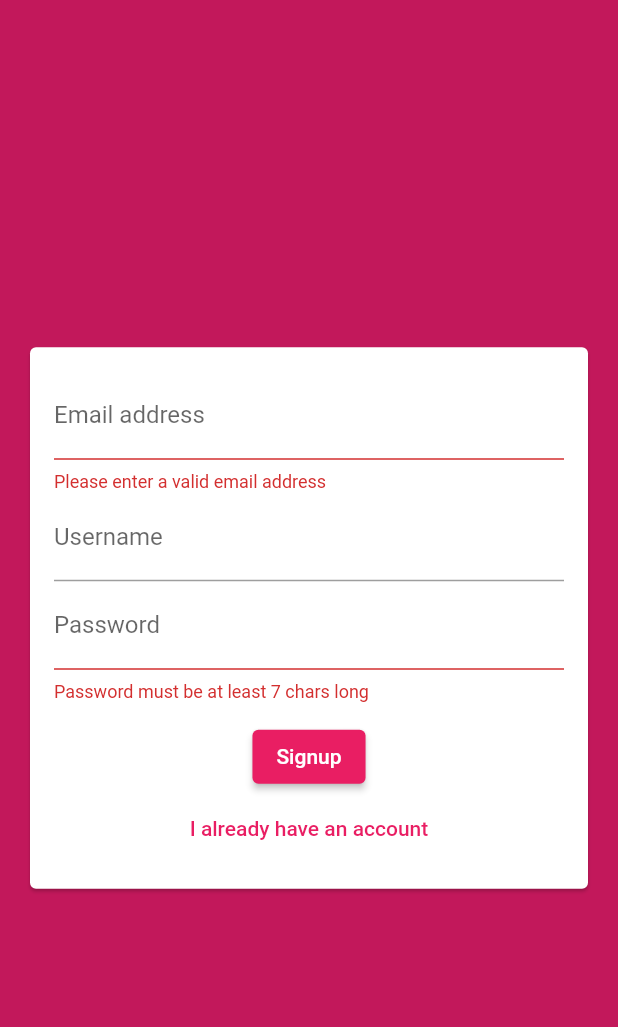
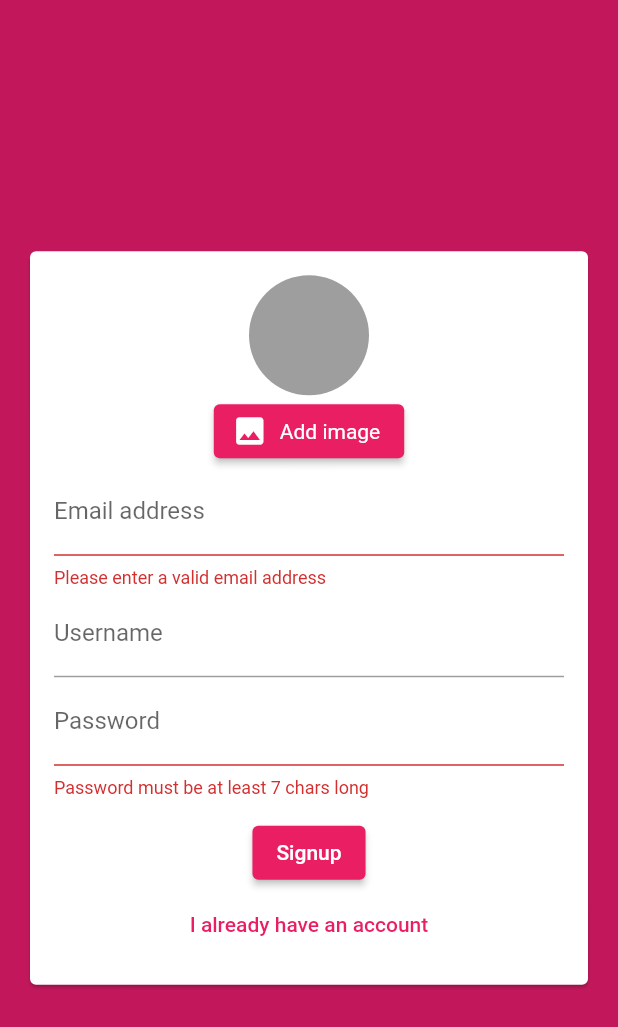
Before and after one commit to KotBarboz/chat_notify, a Flutter app: the screen it shows after launch, after a tap on "Login", after a tap on "Create new account", on a phone screen of 412 x 824 dp. Shown: the top 1027 px of the screen. Run offline on Flutter 3.47's test engine with Material 2 defaults, Android fonts, the phone set to English and light mode, and no system bars; our stand-ins replace cloud_firestore, firebase_auth, firebase_core, firebase_messaging, firebase_storage, image_picker; accounts and stored records are empty; generated files the repository leaves out were written again.

```diff
--- a/lib/main.dart
+++ b/lib/main.dart
@@ -2,6 +2,7 @@ import 'package:chat_with_notifications/screens/auth_screen.dart';
 import 'package:chat_with_notifications/screens/chat_screen.dart';
 import 'package:firebase_auth/firebase_auth.dart';
 import 'package:firebase_core/firebase_core.dart';
+import 'package:firebase_messaging/firebase_messaging.dart';
 import 'package:flutter/material.dart';
 
 import '../firebase_options.dart';
@@ -11,7 +12,47 @@ Future<void> main() async {
   await Firebase.initializeApp(
     options: DefaultFirebaseOptions.currentPlatform,
   );
+  FirebaseMessaging messaging = FirebaseMessaging.instance;
+
+  NotificationSettings settings = await messaging.requestPermission(
+    alert: true,
+    announcement: false,
+    badge: true,
+    carPlay: false,
+    criticalAlert: false,
+    provisional: false,
+    sound: true,
+  );
+
+  print('User granted permission: ${settings.authorizationStatus}');
+  final fcmToken = await FirebaseMessaging.instance.getToken();
+  print(fcmToken);
+
+  FirebaseMessaging.onMessage.listen((RemoteMessage message) {
+    print('Got a message whilst in the foreground!');
+    print('Message data: ${message.data}');
+
+    if (message.notification != null) {
+      print(
+          'Message also contained a notification: ${message.notification!.title.toString()}');
+    }
+  });
+  // FirebaseMessaging.onBackgroundMessage((message) async {
+  //   print('Message(1): ${message.notification!}');
+  //   return;
+  // });
+
+  FirebaseMessaging.onBackgroundMessage(_firebaseMessagingBackgroundHandler);
+
   runApp(const MyApp());
+}
+
+Future<void> _firebaseMessagingBackgroundHandler(RemoteMessage message) async {
+  // If you're going to use other Firebase services in the background, such as Firestore,
+  // make sure you call `initializeApp` before using other Firebase services.
+  await Firebase.initializeApp();
+
+  print("Handling a background message: ${message.messageId}");
 }
 
 class MyApp extends StatelessWidget {
--- a/lib/screens/auth_screen.dart
+++ b/lib/screens/auth_screen.dart
@@ -1,5 +1,8 @@
+import 'dart:io';
+
 import 'package:cloud_firestore/cloud_firestore.dart';
 import 'package:firebase_auth/firebase_auth.dart';
+import 'package:firebase_storage/firebase_storage.dart';
 import 'package:flutter/foundation.dart';
 import 'package:flutter/material.dart';
 
@@ -20,6 +23,7 @@ class _AuthScreenState extends State<AuthScreen> {
     String email,
     String password,
     String username,
+    File? image,
     bool isLogin,
     BuildContext ctx,
   ) async {
@@ -40,12 +44,25 @@ class _AuthScreenState extends State<AuthScreen> {
           password: password,
         );
 
+        final ref = FirebaseStorage.instance
+            .ref()
+            .child('user_image')
+            .child('${authResult.user?.uid}.jpg');
+
+        String downloadURL = '';
+
+        if (image != null) {
+          await ref.putFile(image);
+          downloadURL = await ref.getDownloadURL();
+        }
+
         await FirebaseFirestore.instance
             .collection('users')
             .doc(authResult.user?.uid)
             .set({
           'username': username,
           'email': email,
+          'userImage': downloadURL
         });
       }
     } on FirebaseAuthException catch (err) {
--- a/lib/widgets/auth/auth_form.dart
+++ b/lib/widgets/auth/auth_form.dart
@@ -1,3 +1,6 @@
+import 'dart:io';
+
+import 'package:chat_with_notifications/widgets/user_image_picker.dart';
 import 'package:flutter/material.dart';
 
 class AuthForm extends StatefulWidget {
@@ -9,6 +12,7 @@ class AuthForm extends StatefulWidget {
     String email,
     String password,
     String username,
+    File? image,
     bool isLogin,
     BuildContext ctx,
   ) sumbitFn;
@@ -23,6 +27,11 @@ class _AuthFormState extends State<AuthForm> {
   String _userName = '';
   String _userPassword = '';
   var _isLogin = true;
+  File? _userImageFile;
+
+  void _pickedImage(File image) {
+    _userImageFile = image;
+  }
 
   void _trySubmit() {
     final isValid = _formKey.currentState!.validate();
@@ -38,6 +47,7 @@ class _AuthFormState extends State<AuthForm> {
       _userEmail.trim(),
       _userPassword.trim(),
       _userName.trim(),
+      _userImageFile,
       _isLogin,
       context,
     );
@@ -56,6 +66,7 @@ class _AuthFormState extends State<AuthForm> {
               child: Column(
                 mainAxisSize: MainAxisSize.min,
                 children: [
+                  if (!_isLogin) UserImagePicker(_pickedImage),
                   TextFormField(
                     key: const ValueKey('email'),
                     validator: (val) {
--- a/lib/widgets/chat/messages.dart
+++ b/lib/widgets/chat/messages.dart
@@ -24,6 +24,8 @@ class Messages extends StatelessWidget {
           itemCount: chatDocs.length,
           itemBuilder: (ctx, index) => MessageBubble(
             chatDocs[index]['text'],
+            chatDocs[index]['username'],
+            chatDocs[index]['userImage'],
             chatDocs[index]['userId'] == FirebaseAuth.instance.currentUser!.uid,
             keys: ValueKey(chatDocs[index].id),
           ),
--- /dev/null
+++ b/lib/widgets/user_image_picker.dart
@@ -0,0 +1,55 @@
+import 'dart:io';
+
+import 'package:flutter/material.dart';
+import 'package:image_picker/image_picker.dart';
+
+class UserImagePicker extends StatefulWidget {
+  final void Function(File pickedImage) imagePickFn;
+
+  UserImagePicker(this.imagePickFn);
+
+  @override
+  State<UserImagePicker> createState() => _UserImagePickerState();
+}
+
+class _UserImagePickerState extends State<UserImagePicker> {
+  File? _pickedImage;
+
+  void _pickImage() async {
+    final ImagePicker picker = ImagePicker();
+    final XFile? image = await picker.pickImage(
+      source: ImageSource.camera,
+      imageQuality: 50,
+      maxWidth: 150,
+    );
+    setState(() {
+      _pickedImage = File(image!.path);
+    });
+    widget.imagePickFn(_pickedImage!);
+  }
+
+  @override
+  Widget build(BuildContext context) {
+    return Column(
+      children: [
+        CircleAvatar(
+          radius: 40,
+          backgroundColor: Colors.grey,
+          backgroundImage:
+              _pickedImage != null ? FileImage(_pickedImage!) : null,
+        ),
+        ElevatedButton.icon(
+          style: ElevatedButton.styleFrom(
+            textStyle: TextStyle(color: Theme.of(context).primaryColor),
+          ),
+          icon: const Icon(Icons.image),
+          // style: Text("Press Here"),
+          onPressed: _pickImage,
+          label: const Text(
+            'Add image',
+          ),
+        ),
+      ],
+    );
+  }
+}
--- a/pubspec.yaml
+++ b/pubspec.yaml
@@ -38,7 +38,9 @@ dependencies:
   firebase_core: ^2.4.1
   cloud_firestore: ^4.3.1
   firebase_auth: ^4.2.5
-
+  firebase_storage: ^11.1.0
+  firebase_messaging: ^14.4.0
+  image_picker: ^0.8.7+1
 dev_dependencies:
   flutter_test:
     sdk: flutter
```
Also changed, not shown: lib/screens/chat_screen.dart (+11 -1 lines), lib/widgets/chat/message_bubble.dart (+46 -10 lines), lib/widgets/chat/new_message.dart (+7 -0 lines), pubspec.lock, 1 other file.
